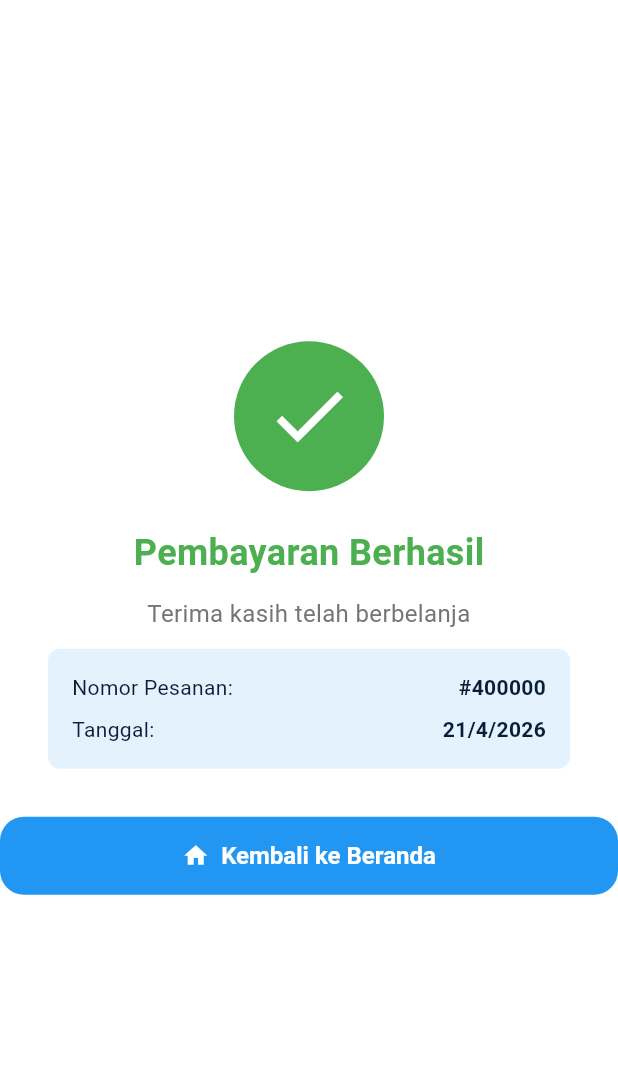
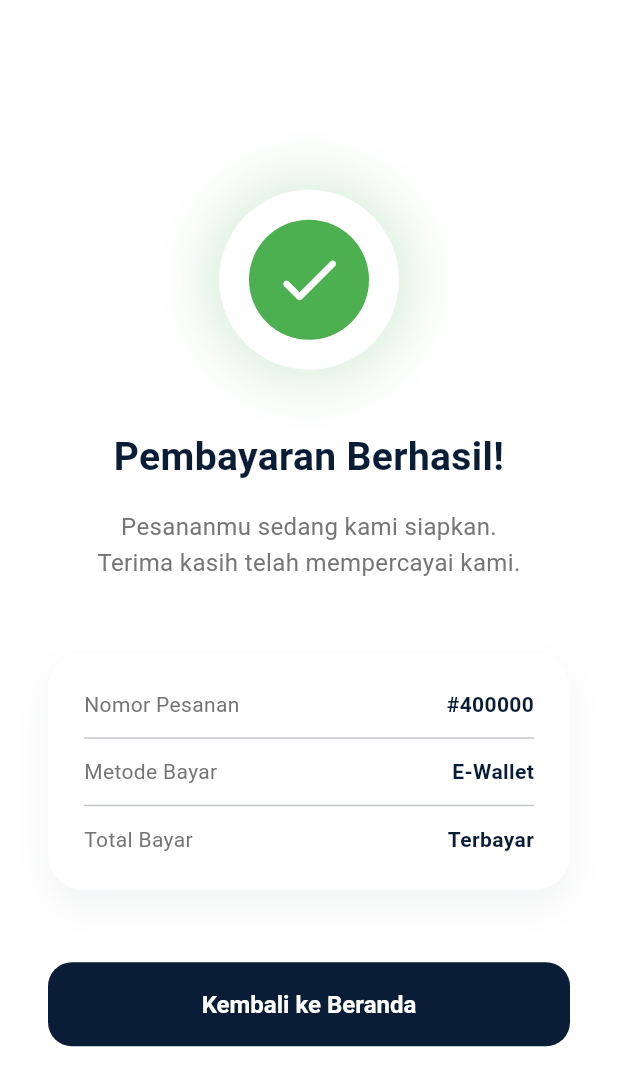
Before and after one commit to damarbagas-234/toko_jaket_1123150107, a Flutter app: the PaymentSuccessPage screen opened directly, on a phone screen of 412 x 824 dp. Shown: the top 1086 px of the screen. Run offline on Flutter 3.47's test engine with Material 3 defaults, Android fonts, the phone set to English and light mode, and no system bars; our stand-ins replace dio, email_validator, equatable, firebase_auth, firebase_core, flutter_secure_storage and 2 more; accounts and stored records are empty.

Commit message:
style: Memperbarui tampilan halaman sukses pembayaran

```diff
--- a/lib/features/cart/presentation/pages/payment_success_page.dart
+++ b/lib/features/cart/presentation/pages/payment_success_page.dart
@@ -1,4 +1,5 @@
 import 'package:flutter/material.dart';
+import 'package:toko_jaket_1123150107/core/constants/app_colors.dart';
 
 class PaymentSuccessPage extends StatelessWidget {
   final VoidCallback onSuccess;
@@ -10,94 +11,132 @@ class PaymentSuccessPage extends StatelessWidget {
     return WillPopScope(
       onWillPop: () async => false,
       child: Scaffold(
-        body: Center(
+        backgroundColor: AppColors.background,
+        body: SafeArea(
+          child: Padding(
+            padding: const EdgeInsets.symmetric(horizontal: 32),
             child: Column(
               mainAxisAlignment: MainAxisAlignment.center,
               children: [
-              // Checkmark Icon
+                // Success Icon with Glow
                 Container(
-                width: 100,
-                height: 100,
+                  width: 120,
+                  height: 120,
                   decoration: BoxDecoration(
+                    color: Colors.white,
+                    shape: BoxShape.circle,
+                    boxShadow: [
+                      BoxShadow(
+                        color: Colors.green.withOpacity(0.2),
+                        blurRadius: 30,
+                        spreadRadius: 10,
+                      ),
+                    ],
+                  ),
+                  child: Center(
+                    child: Container(
+                      width: 80,
+                      height: 80,
+                      decoration: const BoxDecoration(
                         color: Colors.green,
                         shape: BoxShape.circle,
                       ),
                       child: const Icon(
-                  Icons.check,
+                        Icons.check_rounded,
                         color: Colors.white,
-                  size: 60,
+                        size: 50,
                       ),
                     ),
-              const SizedBox(height: 24),
+                  ),
+                ),
+                const SizedBox(height: 40),
                 // Success Title
                 const Text(
-                'Pembayaran Berhasil',
+                  'Pembayaran Berhasil!',
                   style: TextStyle(
-                  fontSize: 24,
+                    fontSize: 26,
                     fontWeight: FontWeight.bold,
-                  color: Colors.green,
-                ),
-              ),
-              const SizedBox(height: 12),
-              // Success Message
-              Text(
-                'Terima kasih telah berbelanja',
-                style: TextStyle(
-                  fontSize: 16,
-                  color: Colors.grey[600],
+                    color: AppColors.textPrimary,
                   ),
                   textAlign: TextAlign.center,
                 ),
-              const SizedBox(height: 12),
-              // Order Details
+                const SizedBox(height: 16),
+                // Success Message
+                const Text(
+                  'Pesananmu sedang kami siapkan. \nTerima kasih telah mempercayai kami.',
+                  style: TextStyle(
+                    fontSize: 16,
+                    color: AppColors.textSecondary,
+                    height: 1.5,
+                  ),
+                  textAlign: TextAlign.center,
+                ),
+                const SizedBox(height: 48),
+                // Order Details Card
                 Container(
-                margin: const EdgeInsets.symmetric(horizontal: 32),
-                padding: const EdgeInsets.all(16),
+                  padding: const EdgeInsets.all(24),
                   decoration: BoxDecoration(
-                  color: Colors.blue[50],
-                  borderRadius: BorderRadius.circular(8),
+                    color: Colors.white,
+                    borderRadius: BorderRadius.circular(24),
+                    boxShadow: [
+                      BoxShadow(
+                        color: AppColors.primary.withOpacity(0.05),
+                        blurRadius: 20,
+                        offset: const Offset(0, 10),
+                      ),
+                    ],
                   ),
                   child: Column(
                     children: [
-                    Row(
-                      mainAxisAlignment: MainAxisAlignment.spaceBetween,
-                      children: [
-                        const Text('Nomor Pesanan:'),
-                        Text(
-                          '#${DateTime.now().millisecondsSinceEpoch.toString().substring(7)}',
-                          style: const TextStyle(fontWeight: FontWeight.bold),
+                      _buildDetailRow('Nomor Pesanan', '#${DateTime.now().millisecondsSinceEpoch.toString().substring(7)}'),
+                      const Padding(
+                        padding: EdgeInsets.symmetric(vertical: 12),
+                        child: Divider(height: 1),
                       ),
-                      ],
+                      _buildDetailRow('Metode Bayar', 'E-Wallet'),
+                      const Padding(
+                        padding: EdgeInsets.symmetric(vertical: 12),
+                        child: Divider(height: 1),
                       ),
-                    const SizedBox(height: 8),
-                    Row(
-                      mainAxisAlignment: MainAxisAlignment.spaceBetween,
-                      children: [
-                        const Text('Tanggal:'),
-                        Text(
-                          '${DateTime.now().day}/${DateTime.now().month}/${DateTime.now().year}',
-                          style: const TextStyle(fontWeight: FontWeight.bold),
-                        ),
-                      ],
-                    ),
+                      _buildDetailRow('Total Bayar', 'Terbayar'),
                     ],
                   ),
                 ),
-              const SizedBox(height: 32),
+                const SizedBox(height: 48),
                 // Back to Home Button
-              ElevatedButton.icon(
+                ElevatedButton(
                   onPressed: onSuccess,
-                icon: const Icon(Icons.home),
-                label: const Text('Kembali ke Beranda'),
                   style: ElevatedButton.styleFrom(
-                  backgroundColor: Colors.blue,
-                  padding: const EdgeInsets.symmetric(horizontal: 32, vertical: 14),
+                    backgroundColor: AppColors.primary,
+                    minimumSize: const Size(double.infinity, 56),
                   ),
+                  child: const Text('Kembali ke Beranda'),
                 ),
               ],
             ),
           ),
         ),
+      ),
+    );
+  }
+
+  Widget _buildDetailRow(String label, String value) {
+    return Row(
+      mainAxisAlignment: MainAxisAlignment.spaceBetween,
+      children: [
+        Text(
+          label,
+          style: const TextStyle(color: AppColors.textSecondary, fontSize: 14),
+        ),
+        Text(
+          value,
+          style: const TextStyle(
+            fontWeight: FontWeight.bold,
+            color: AppColors.textPrimary,
+            fontSize: 14,
+          ),
+        ),
+      ],
     );
   }
 }
```
Lines whose indentation alone changed are shown as unchanged.
